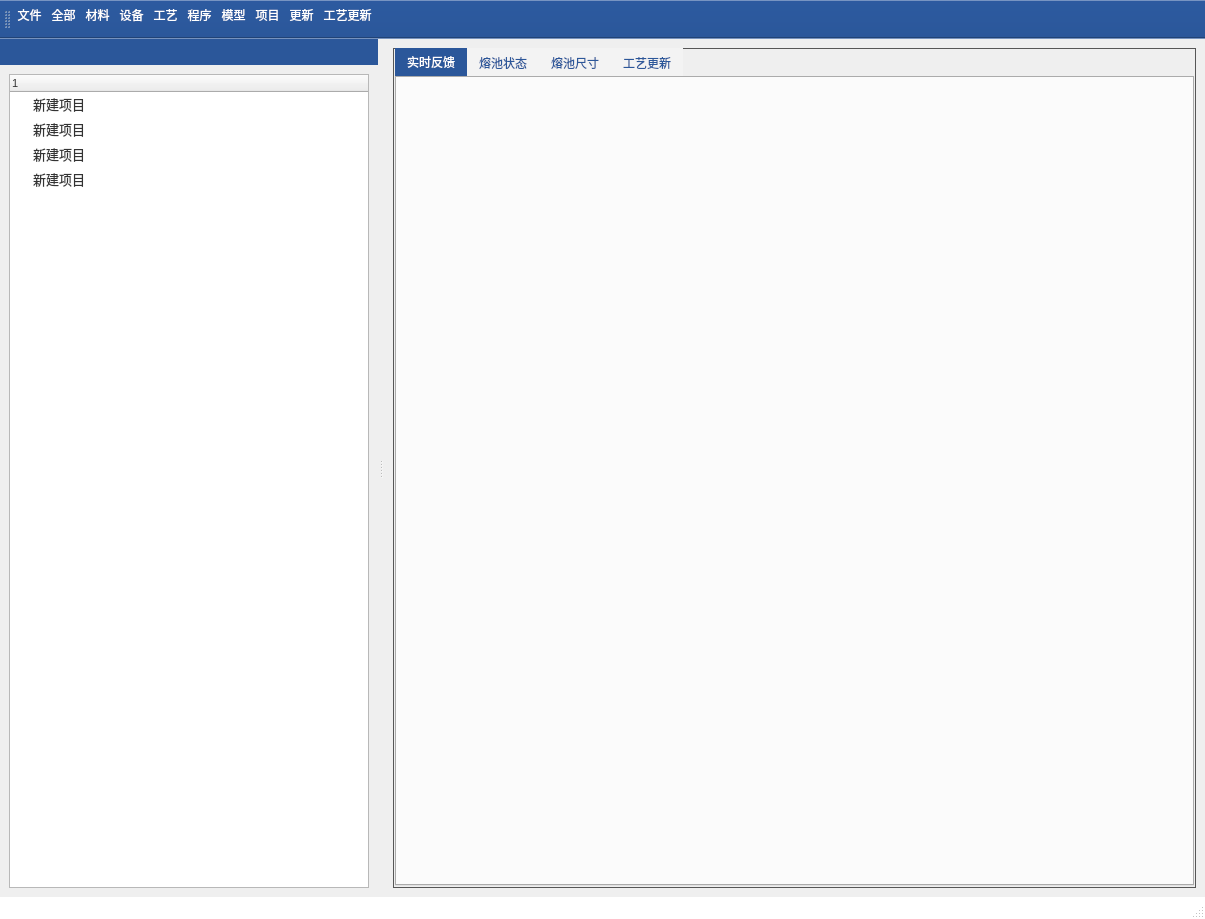
Qt form new_thu/UI/main_viewer.ui (mihudaner/THU) before a commit.
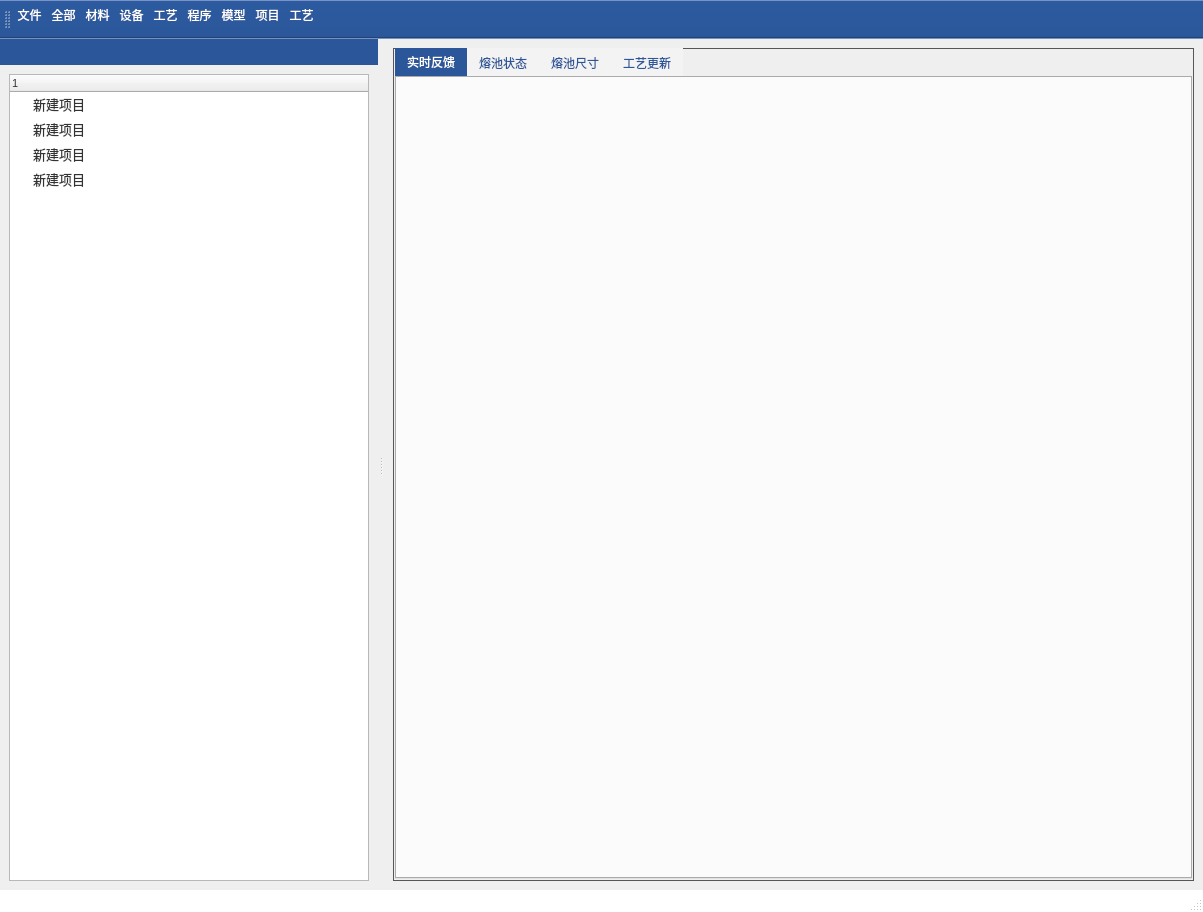
The same form after that commit. Icons and pictures are not drawn.

What changed in the file:
```diff
--- a/new_thu/UI/main_viewer.ui
+++ b/new_thu/UI/main_viewer.ui
@@ -6,8 +6,8 @@
    <rect>
     <x>0</x>
     <y>0</y>
-    <width>1205</width>
-    <height>919</height>
+    <width>1203</width>
+    <height>912</height>
    </rect>
   </property>
   <property name="windowTitle">
@@ -664,7 +664,6 @@
    <addaction name="cx_open"/>
    <addaction name="mx_open"/>
    <addaction name="xm_open"/>
-   <addaction name="action_fresh"/>
    <addaction name="action_updateIO"/>
   </widget>
   <widget class="QDockWidget" name="dockWidget">
@@ -870,11 +869,6 @@
     <string>路径选择</string>
    </property>
   </action>
-  <action name="action_fresh">
-   <property name="text">
-    <string>更新</string>
-   </property>
-  </action>
   <action name="action_save">
    <property name="text">
     <string>保存</string>
@@ -892,7 +886,10 @@
   </action>
   <action name="action_updateIO">
    <property name="text">
-    <string>工艺更新</string>
+    <string>工艺</string>
+   </property>
+   <property name="toolTip">
+    <string>工艺</string>
    </property>
   </action>
  </widget>
```
